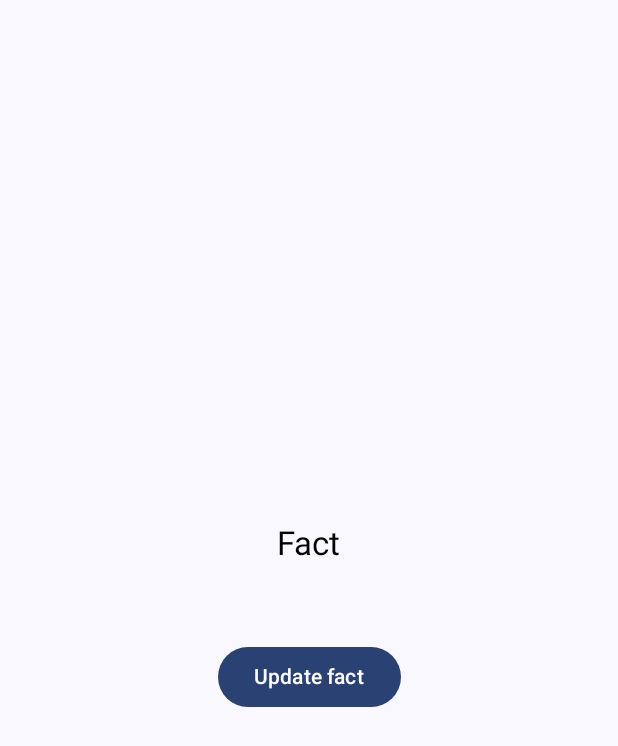
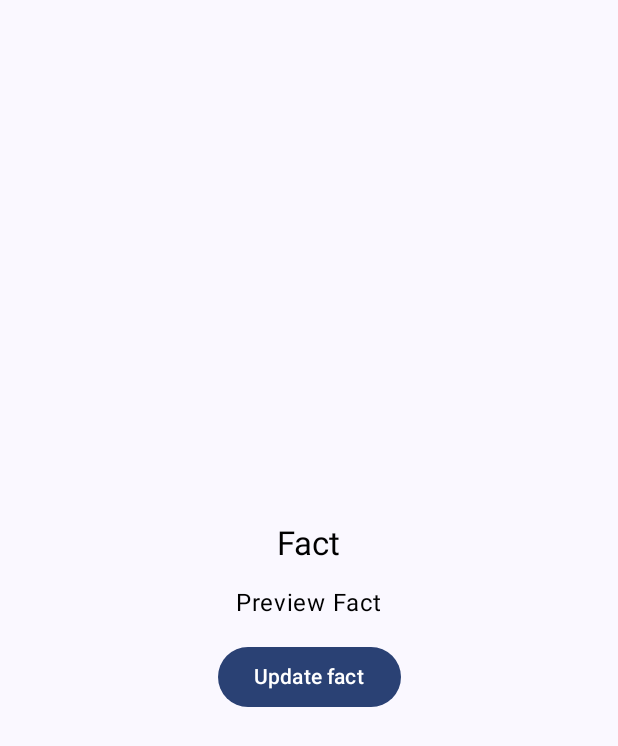
Before and after one commit to draconra/fact-cat-app, an Android app built with Jetpack Compose: the @Preview function FactScreenPreview, on a phone screen of 412 x 824 dp. Shown: the top 746 px of the screen. Run offline under Robolectric (Android 15) with nearby library versions, the phone set to English and light mode, and no system bars; our stand-ins replace Dagger/Hilt's generated code, livedata-compose.

Commit message:
refactor: viewmodel and main screen

```diff
--- a/app/src/main/java/jp/speakbuddy/edisonandroidexercise/ui/fact/FactScreen.kt
+++ b/app/src/main/java/jp/speakbuddy/edisonandroidexercise/ui/fact/FactScreen.kt
@@ -11,6 +11,7 @@ import androidx.compose.material3.MaterialTheme
 import androidx.compose.material3.Text
 import androidx.compose.runtime.Composable
 import androidx.compose.runtime.getValue
+import androidx.compose.runtime.livedata.observeAsState
 import androidx.compose.runtime.mutableStateOf
 import androidx.compose.runtime.remember
 import androidx.compose.runtime.setValue
@@ -22,8 +23,10 @@ import jp.speakbuddy.edisonandroidexercise.ui.theme.EdisonAndroidExerciseTheme
 
 @Composable
 fun FactScreen(
-    viewModel: FactViewModel
+    viewModel: FactViewModel = FactViewModel()
 ) {
+    val fact by viewModel.fact.observeAsState("")
+
     Column(
         modifier = Modifier
             .fillMaxSize()
@@ -35,8 +38,6 @@ fun FactScreen(
             alignment = Alignment.CenterVertically
         )
     ) {
-        var fact by remember { mutableStateOf("") }
-
         Text(
             text = "Fact",
             style = MaterialTheme.typography.titleLarge
@@ -47,20 +48,17 @@ fun FactScreen(
             style = MaterialTheme.typography.bodyLarge
         )
 
-        val onClick = {
-            fact = viewModel.updateFact { print("done") }
-        }
-
-        Button(onClick = onClick) {
+        Button(onClick = { viewModel.updateFact() }) {
             Text(text = "Update fact")
         }
     }
 }
 
+@Composable
 @Preview
-@Composable
 private fun FactScreenPreview() {
+    val mockViewModel = FactViewModel()
     EdisonAndroidExerciseTheme {
-        FactScreen(viewModel = FactViewModel())
+        FactScreen(viewModel = mockViewModel)
     }
 }
--- a/app/src/main/java/jp/speakbuddy/edisonandroidexercise/ui/fact/FactViewModel.kt
+++ b/app/src/main/java/jp/speakbuddy/edisonandroidexercise/ui/fact/FactViewModel.kt
@@ -1,16 +1,34 @@
 package jp.speakbuddy.edisonandroidexercise.ui.fact
 
+import androidx.lifecycle.LiveData
+import androidx.lifecycle.MutableLiveData
 import androidx.lifecycle.ViewModel
-import jp.speakbuddy.edisonandroidexercise.network.FactServiceProvider
-import kotlinx.coroutines.runBlocking
+import androidx.lifecycle.viewModelScope
+import dagger.hilt.android.lifecycle.HiltViewModel
+import jp.speakbuddy.edisonandroidexercise.network.FactService
+import kotlinx.coroutines.launch
+import javax.inject.Inject
 
-class FactViewModel : ViewModel() {
-    fun updateFact(completion: () -> Unit): String =
-        runBlocking {
+@HiltViewModel
+open class FactViewModel @Inject constructor(
+    private val factService: FactService?
+) : ViewModel() {
+
+    protected val _fact = MutableLiveData<String>()
+    val fact: LiveData<String> = _fact
+
+    fun updateFact() {
+        viewModelScope.launch {
             try {
-                FactServiceProvider.provide().getFact().fact
+                val newFact = factService?.getFact()?.fact ?: "Preview Fact"
+                _fact.value = newFact
             } catch (e: Throwable) {
-                "something went wrong. error = ${e.message}"
-            }.also { completion() }
+                _fact.value = "something went wrong. error = ${e.message}"
+            }
         }
+    }
+
+    constructor() : this(null) {
+        _fact.value = "Preview Fact"
+    }
 }
--- a/gradle/libs.versions.toml
+++ b/gradle/libs.versions.toml
@@ -1,7 +1,7 @@
 [versions]
 kotlin = "1.9.24"
 agp = "8.4.0"
-hilt = "2.44.2"
+hilt = "2.51.1"
 protobuf = "3.25.2"
 protobufPlugin = "0.9.4"
 composeCompiler = "1.5.14"
@@ -16,12 +16,14 @@ espresso = "3.5.1"
 junitExt = "1.1.5"
 coreKtx = "1.13.1"
 lifecycleRuntime = "2.8.0"
+liveDataRuntime = "1.4.3"
 activityCompose = "1.9.0"
 serializationJson = "1.5.1"
 
 [libraries]
 coreKtx = { module = "androidx.core:core-ktx", version.ref = "coreKtx" }
 lifecycleRuntime = { module = "androidx.lifecycle:lifecycle-runtime-ktx", version.ref = "lifecycleRuntime" }
+liveDataRuntime = { module = "androidx.compose.runtime:runtime-livedata", version.ref = "liveDataRuntime"}
 activityCompose = { module = "androidx.activity:activity-compose", version.ref = "activityCompose" }
 composeUi = { module = "androidx.compose.ui:ui", version.ref = "composeUi" }
 composeUiToolingPreview = { module = "androidx.compose.ui:ui-tooling-preview", version.ref = "composeUi" }
@@ -29,7 +31,7 @@ material3 = { module = "androidx.compose.material3:material3", version.ref = "ma
 datastorePreferences = { module = "androidx.datastore:datastore-preferences", version.ref = "datastore" }
 datastore = { module = "androidx.datastore:datastore", version.ref = "datastore" }
 hiltAndroid = { module = "com.google.dagger:hilt-android", version.ref = "hilt" }
-hiltAndroidCompiler = { module = "com.google.dagger:hilt-android-compiler", version = "2.44.2" }
+hiltAndroidCompiler = { module = "com.google.dagger:hilt-android-compiler", version = "2.51.1" }
 protobufKotlinLite = { module = "com.google.protobuf:protobuf-kotlin-lite", version.ref = "protobuf" }
 kotlinxSerializationJson = { module = "org.jetbrains.kotlinx:kotlinx-serialization-json", version.ref = "serializationJson" }
 retrofitConverter = { module = "com.jakewharton.retrofit:retrofit2-kotlinx-serialization-converter", version.ref = "retrofitConverter" }
```
Also changed, not shown: app/build.gradle.kts (+7 -0 lines), app/src/main/java/jp/speakbuddy/edisonandroidexercise/MainActivity.kt (+6 -2 lines).
